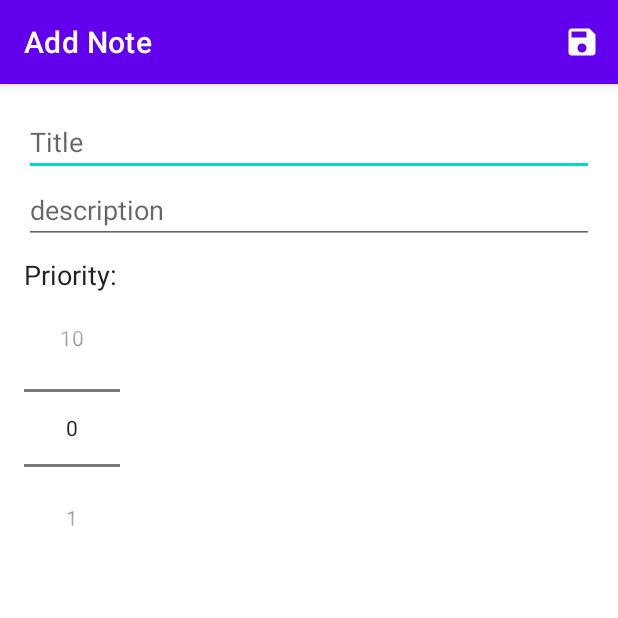
After one commit to uestueab/AndroidExampleProjects, an Android app: the AddEditNoteActivity screen opened directly, with no data from a screen before it, on a phone screen of 412 x 824 dp, the top half of it. The commit adds this screen. Run offline under Robolectric (Android 15) with nearby library versions, the phone set to English and light mode, and no system bars.

Commit message:
added menu, added search notes feature

```diff
--- a/ViewPagerFun/app/src/main/AndroidManifest.xml
+++ b/ViewPagerFun/app/src/main/AndroidManifest.xml
@@ -18,6 +18,8 @@
             </intent-filter>
         </activity>
         <activity android:name=".ReviewActivity"> </activity>
+        <activity android:name=".ManageNoteActivity"> </activity>
+        <activity android:name=".AddEditNoteActivity"> </activity>
     </application>
 
 </manifest>
--- /dev/null
+++ b/ViewPagerFun/app/src/main/java/com/test/viewpagerfun/AddEditNoteActivity.java
@@ -0,0 +1,95 @@
+package com.test.viewpagerfun;
+
+import androidx.annotation.NonNull;
+import androidx.appcompat.app.AppCompatActivity;
+
+import android.content.Intent;
+import android.os.Bundle;
+import android.view.Menu;
+import android.view.MenuInflater;
+import android.view.MenuItem;
+import android.widget.EditText;
+import android.widget.NumberPicker;
+import android.widget.Toast;
+
+public class AddEditNoteActivity extends AppCompatActivity {
+
+    public static final String EXTRA_ID =
+            "de.test.roomdatabaseexample.EXTRA_ID";
+    public static final String EXTRA_TITLE =
+            "de.test.roomdatabaseexample.EXTRA_TITLE";
+    public static final String EXTRA_DESCRIPTION =
+            "de.test.roomdatabaseexample.EXTRA_DESCRIPTION";
+    public static final String EXTRA_PRIORITY =
+            "de.test.roomdatabaseexample.EXTRA_PRIORITY";
+
+    private EditText editTextTitle;
+    private EditText editTextDescription;
+    private NumberPicker numberPickerPriority;
+
+    @Override
+    protected void onCreate(Bundle savedInstanceState) {
+        super.onCreate(savedInstanceState);
+        setContentView(R.layout.activity_add_note);
+
+        editTextTitle = findViewById(R.id.edit_text_title);
+        editTextDescription = findViewById(R.id.edit_text_description);
+        numberPickerPriority = findViewById(R.id.number_picker_priority);
+
+        numberPickerPriority.setMinValue(0);
+        numberPickerPriority.setMaxValue(10);
+
+        getSupportActionBar().setHomeAsUpIndicator(R.drawable.ic_close);
+
+        Intent intent = getIntent();
+        if(intent.hasExtra(EXTRA_ID)){
+            setTitle("Edit Note");
+            editTextTitle.setText(intent.getStringExtra(EXTRA_TITLE));
+            editTextDescription.setText(intent.getStringExtra(EXTRA_DESCRIPTION));
+            numberPickerPriority.setValue(intent.getIntExtra(EXTRA_PRIORITY,1));
+        }else{
+            setTitle("Add Note");
+        }
+    }
+
+    private void saveNote(){
+        String title = editTextTitle.getText().toString();
+        String description = editTextDescription.getText().toString();
+        int priority = numberPickerPriority.getValue();
+
+        if(title.trim().isEmpty() || description.trim().isEmpty()){
+            Toast.makeText(this, "Please insert a title and description", Toast.LENGTH_SHORT).show();
+            return;
+        }
+        Intent data = new Intent();
+        data.putExtra(EXTRA_TITLE,title);
+        data.putExtra(EXTRA_DESCRIPTION,description);
+        data.putExtra(EXTRA_PRIORITY,priority);
+
+        long id = getIntent().getLongExtra(EXTRA_ID,-1);
+        if(id != -1){
+           data.putExtra(EXTRA_ID,id);
+        }
+
+        setResult(RESULT_OK, data);
+        finish();
+    }
+
+    @Override
+    public boolean onCreateOptionsMenu(Menu menu){
+        MenuInflater menuInflater = getMenuInflater();
+        menuInflater.inflate(R.menu.add_note_menu,menu);
+        return true;
+     }
+
+    @Override
+    public boolean onOptionsItemSelected(@NonNull MenuItem item) {
+        switch (item.getItemId()){
+            case R.id.save_note:
+                saveNote();
+                return true;
+            default:
+                return super.onOptionsItemSelected(item);
+        }
+    }
+}
--- /dev/null
+++ b/ViewPagerFun/app/src/main/res/layout/activity_add_note.xml
@@ -0,0 +1,38 @@
+<?xml version="1.0" encoding="utf-8"?>
+<LinearLayout xmlns:android="http://schemas.android.com/apk/res/android"
+    xmlns:app="http://schemas.android.com/apk/res-auto"
+    xmlns:tools="http://schemas.android.com/tools"
+    android:layout_width="match_parent"
+    android:layout_height="match_parent"
+    android:orientation="vertical"
+    android:padding="16dp"
+    tools:context=".AddEditNoteActivity">
+
+    <EditText
+        android:id="@+id/edit_text_title"
+        android:layout_width="match_parent"
+        android:layout_height="wrap_content"
+        android:hint="Title"
+        android:inputType="text"/>
+
+    <EditText
+        android:id="@+id/edit_text_description"
+        android:layout_width="match_parent"
+        android:layout_height="wrap_content"
+        android:hint="description"
+        android:inputType="textMultiLine"/>
+
+    <TextView
+        android:layout_width="wrap_content"
+        android:layout_height="wrap_content"
+        android:text="Priority:"
+        android:layout_marginTop="8dp"
+        android:textAppearance="@android:style/TextAppearance.Medium"/>
+
+    <NumberPicker
+        android:id="@+id/number_picker_priority"
+        android:layout_width="wrap_content"
+        android:layout_height="wrap_content"/>
+
+
+</LinearLayout>
--- a/ViewPagerFun/app/src/main/res/values/colors.xml
+++ b/ViewPagerFun/app/src/main/res/values/colors.xml
@@ -7,4 +7,10 @@
     <color name="teal_700">#FF018786</color>
     <color name="black">#FF000000</color>
     <color name="white">#FFFFFFFF</color>
+
+
+
+    <color name="deleteNoteOnSwipe">#FF0000</color>
+    <color name="editNoteOnSwipe">#0A9264</color>
+
 </resources>
--- a/ViewPagerFun/build.gradle
+++ b/ViewPagerFun/build.gradle
@@ -17,6 +17,7 @@ allprojects {
         google()
         mavenCentral()
         jcenter() // Warning: this repository is going to shut down soon
+        maven { url 'https://jitpack.io' } // for: RecyclerViewSwipeDecorator
     }
 }
 
```
Also changed, not shown: ViewPagerFun/app/build.gradle (+6 -2 lines), ViewPagerFun/app/src/main/java/com/test/viewpagerfun/ManageNoteActivity.java (added, +259 -0 lines), ViewPagerFun/app/src/main/java/com/test/viewpagerfun/NoteAdapter.java (added, +144 -0 lines), ViewPagerFun/app/src/main/java/com/test/viewpagerfun/StartingScreenActivity.java (+4 -20 lines), ViewPagerFun/app/src/main/java/com/test/viewpagerfun/listeners/onClick/StartActivityListener.java (renamed from ViewPagerFun/app/src/main/java/com/test/viewpagerfun/listeners/onClick/StartReviewListener.java, +1 -1 lines), ViewPagerFun/app/src/main/java/com/test/viewpagerfun/viewmodel/ManageNoteViewModel.java (added, +44 -0 lines), ViewPagerFun/app/src/main/res/layout/activity_manage_note.xml (added, +24 -0 lines), ViewPagerFun/app/src/main/res/layout/manage_note.xml (added, +34 -0 lines), 2 other files.
